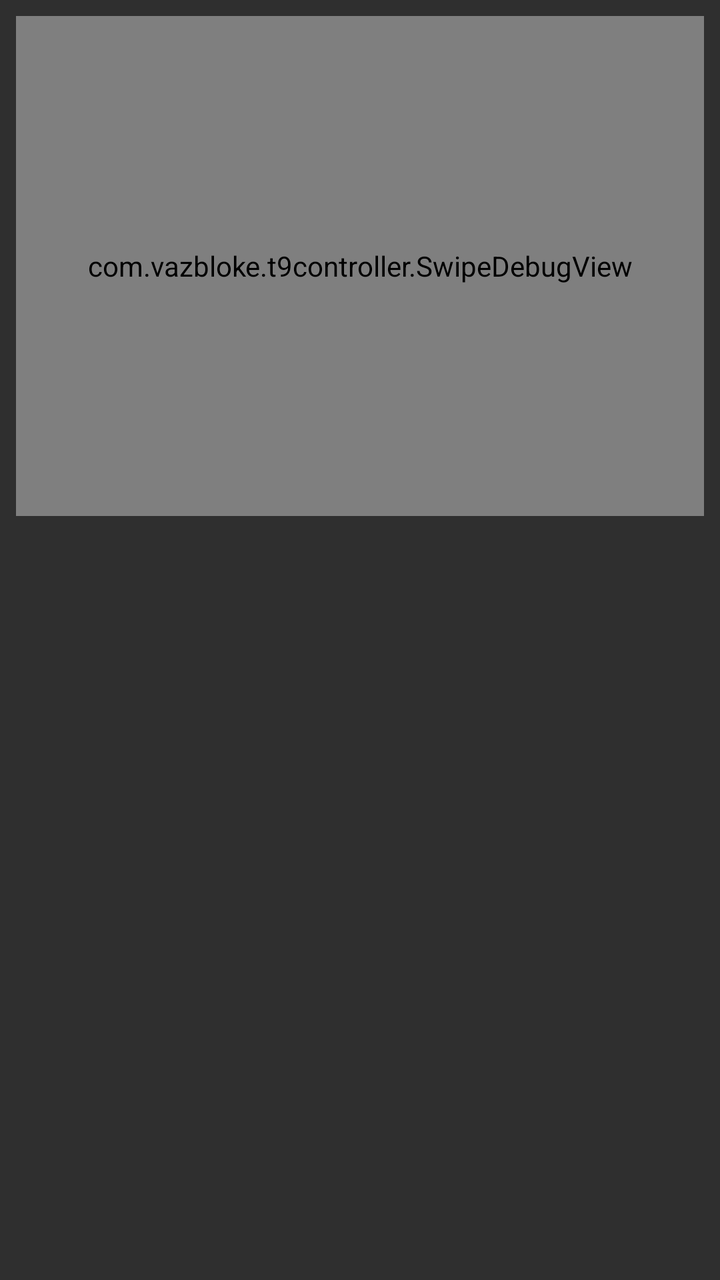
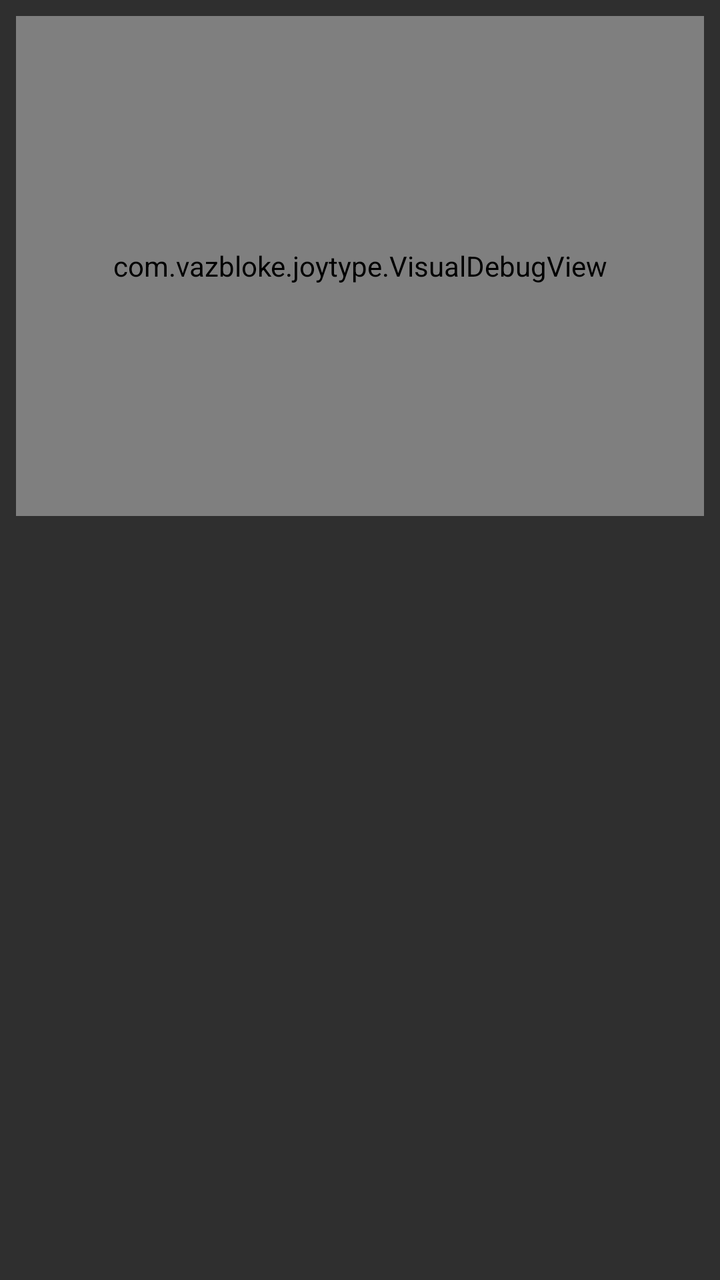

Compare the two renders of this Android layout. The source of the first and the diff that turns it into the second are given below.
<!-- AndroidManifest.xml: application theme Theme.AppCompat.Light -->
<!-- res/layout/keyboard_view.xml -->
<?xml version="1.0" encoding="utf-8"?>
<LinearLayout xmlns:android="http://schemas.android.com/apk/res/android"
    android:layout_width="match_parent"
    android:layout_height="wrap_content"
    android:orientation="vertical"
    android:background="#DD111111"
    android:padding="8dp">

    <com.vazbloke.t9controller.SwipeDebugView
        android:id="@+id/swipe_debug_view"
        android:layout_width="match_parent"
        android:layout_height="250dp"
        android:layout_marginBottom="8dp"
        android:visibility="visible" />

    <HorizontalScrollView
        android:id="@+id/hsv_predictions"
        android:layout_width="match_parent"
        android:layout_height="wrap_content"
        android:scrollbars="none"
        android:layout_gravity="bottom"
        android:fillViewport="true">

        <LinearLayout
            android:layout_width="wrap_content"
            android:layout_height="match_parent"
            android:gravity="center">

            <TextView
                android:id="@+id/tv_predictions"
                android:layout_width="wrap_content"
                android:layout_height="wrap_content"
                android:singleLine="true"
                android:padding="8dp"
                android:textSize="18sp"
                android:textColor="#FFFFFF" />

        </LinearLayout>

    </HorizontalScrollView>

</LinearLayout>
<!-- resources referenced by this layout -->
<resources>

</resources>

<!-- the commit's change to res/layout/keyboard_view.xml (unified diff, before → after) -->
@@ -6,37 +6,65 @@
     android:background="#DD111111"
     android:padding="8dp">
 
-    <com.vazbloke.t9controller.SwipeDebugView
+    <com.vazbloke.joytype.VisualDebugView
         android:id="@+id/swipe_debug_view"
         android:layout_width="match_parent"
         android:layout_height="250dp"
         android:layout_marginBottom="8dp"
         android:visibility="visible" />
 
-    <HorizontalScrollView
-        android:id="@+id/hsv_predictions"
+    <FrameLayout
         android:layout_width="match_parent"
-        android:layout_height="wrap_content"
-        android:scrollbars="none"
-        android:layout_gravity="bottom"
-        android:fillViewport="true">
+        android:layout_height="wrap_content">
 
-        <LinearLayout
+        <HorizontalScrollView
+            android:id="@+id/hsv_predictions"
+            android:layout_width="wrap_content"
+            android:layout_height="wrap_content"
+            android:layout_gravity="center"
+            android:scrollbars="none"
+            android:fillViewport="true">
+
+            <LinearLayout
+                android:layout_width="wrap_content"
+                android:layout_height="match_parent"
+                android:gravity="center_vertical">
+
+                <TextView
+                    android:id="@+id/tv_predictions"
+                    android:layout_width="wrap_content"
+                    android:layout_height="wrap_content"
+                    android:singleLine="true"
+                    android:padding="8dp"
+                    android:textSize="18sp"
+                    android:textColor="#FFFFFF" />
+
+            </LinearLayout>
+        </HorizontalScrollView>
+
+        <TextView
+            android:id="@+id/tv_mode_badge"
             android:layout_width="wrap_content"
             android:layout_height="match_parent"
-            android:gravity="center">
+            android:layout_gravity="right|center_vertical"
+            android:gravity="center_vertical"
+            android:paddingEnd="8dp"
+            android:textColor="#AAAAAA" 
+            android:textSize="14sp"
+            android:textStyle="bold"
+            android:visibility="gone" />
+        
+        <TextView
+            android:id="@+id/tv_pagination_badge"
+            android:layout_width="wrap_content"
+            android:layout_height="match_parent"
+            android:layout_gravity="right|center_vertical"
+            android:gravity="center_vertical"
+            android:paddingEnd="8dp"
+            android:textColor="#888888" 
+            android:textSize="14sp"
+            android:textStyle="bold"
+            android:visibility="gone" />
 
-            <TextView
-                android:id="@+id/tv_predictions"
-                android:layout_width="wrap_content"
-                android:layout_height="wrap_content"
-                android:singleLine="true"
-                android:padding="8dp"
-                android:textSize="18sp"
-                android:textColor="#FFFFFF" />
-
-        </LinearLayout>
-
-    </HorizontalScrollView>
-
+    </FrameLayout>
 </LinearLayout>
